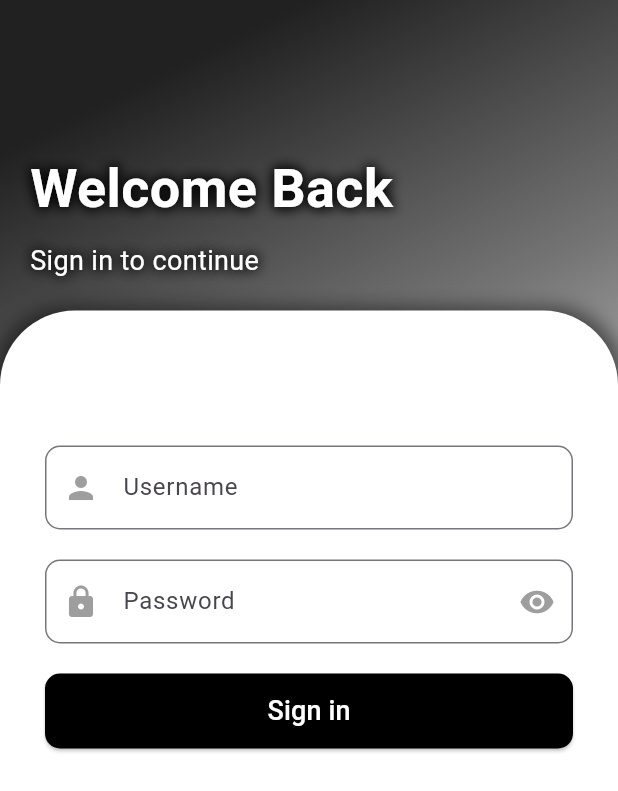
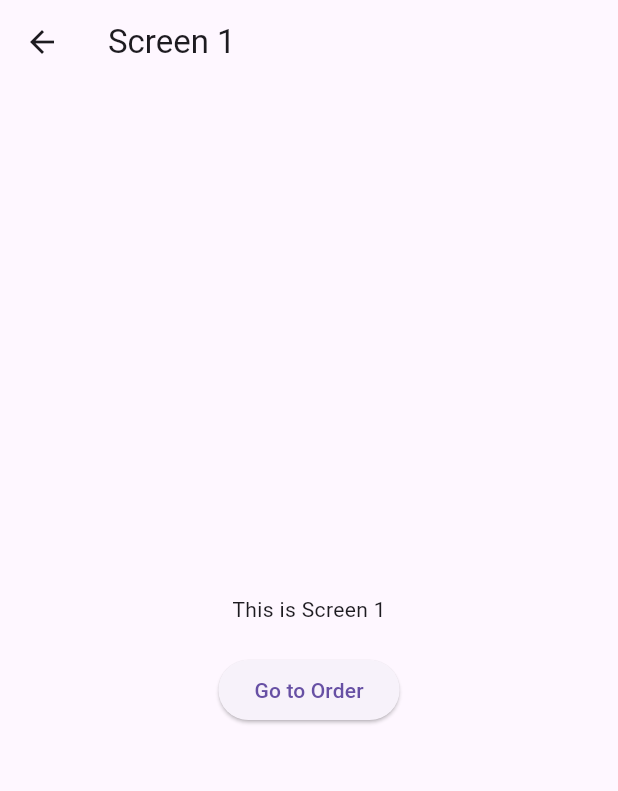
Before and after one commit to AxlVillalon/order-flutter, a Flutter app: the screen it shows after launch, after a tap on "Sign in", on a phone screen of 412 x 824 dp. Shown: the top 791 px of the screen. Run offline on Flutter 3.47's test engine with Material 3 defaults, Android fonts, the phone set to English and light mode, and no system bars; Roboto replaces fonts that are missing (MaanJoy).

Commit message:
clone mo na

```diff
--- a/lib/main.dart
+++ b/lib/main.dart
@@ -1,5 +1,5 @@
 import 'package:flutter/material.dart';
-
+import 'pages/viewOrder.dart';
 void main() => runApp(
       MaterialApp(
         debugShowCheckedModeBanner: false,
@@ -127,7 +127,9 @@ class _HomePageState extends State<HomePage> {
                           width: double.infinity,
                           height: 50,
                           child: ElevatedButton(
-                            onPressed: () {},
+                            onPressed: () {
+                              Navigator.push(context, MaterialPageRoute(builder: (context) => viewOrder()));
+                            },
                             child: GlowingText(
                               text: "Sign in",
                               glowColor: Colors.black,
--- /dev/null
+++ b/lib/pages/viewOrder.dart
@@ -0,0 +1,26 @@
+import 'package:flutter/material.dart';
+import 'orderMain.dart';
+
+class viewOrder extends StatelessWidget {
+  @override
+  Widget build(BuildContext context) {
+    return Scaffold(
+      appBar: AppBar(title: Text('Screen 1')),
+      body: Center(
+        child: Column(
+          mainAxisAlignment: MainAxisAlignment.center,
+          children: [
+            Text('This is Screen 1'),
+            SizedBox(height: 20),
+            ElevatedButton(
+              onPressed: () {
+                Navigator.push(context, MaterialPageRoute(builder: (context) => orderMain()));
+              },
+              child: Text('Go to Order'),
+            ),
+          ],
+        ),
+      ),
+    );
+  }
+}
```
Also changed, not shown: lib/pages/orderMain.dart (added, +26 -0 lines).
